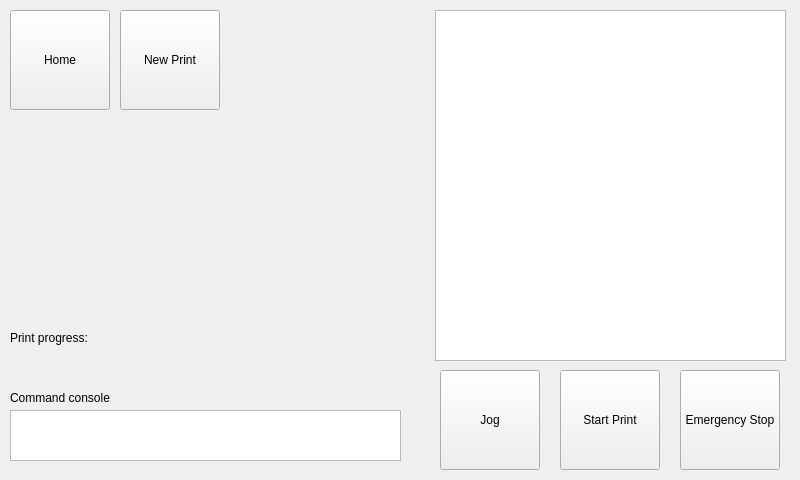
First picture: the form in mainwindow.ui, repository Jacobmose/Bachelor, before the edit.
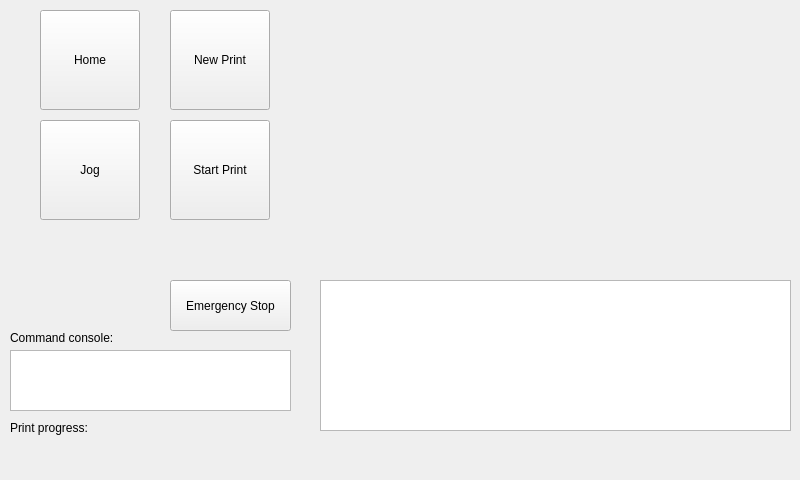
Second picture: the form after the edit. Custom widgets are drawn as their Qt base class.

Commit message:
Added figure browser
Added custom widget browsefigurewidget to display figures stored on sd
card in main window.
Added slot onListItemClicked

Patch:
```diff
--- a/mainwindow.ui
+++ b/mainwindow.ui
@@ -18,16 +18,16 @@
     <property name="geometry">
      <rect>
       <x>10</x>
-      <y>410</y>
-      <width>391</width>
-      <height>51</height>
+      <y>350</y>
+      <width>281</width>
+      <height>61</height>
      </rect>
     </property>
    </widget>
    <widget class="QPushButton" name="btnHome">
     <property name="geometry">
      <rect>
-      <x>10</x>
+      <x>40</x>
       <y>10</y>
       <width>100</width>
       <height>100</height>
@@ -40,7 +40,7 @@
    <widget class="QPushButton" name="btnNewPrint">
     <property name="geometry">
      <rect>
-      <x>120</x>
+      <x>170</x>
       <y>10</y>
       <width>100</width>
       <height>100</height>
@@ -53,10 +53,10 @@
    <widget class="QPushButton" name="btnEmergencyStop">
     <property name="geometry">
      <rect>
-      <x>680</x>
-      <y>370</y>
-      <width>100</width>
-      <height>100</height>
+      <x>170</x>
+      <y>280</y>
+      <width>121</width>
+      <height>51</height>
      </rect>
     </property>
     <property name="text">
@@ -66,8 +66,8 @@
    <widget class="QPushButton" name="btnStartPrint">
     <property name="geometry">
      <rect>
-      <x>560</x>
-      <y>370</y>
+      <x>170</x>
+      <y>120</y>
       <width>100</width>
       <height>100</height>
      </rect>
@@ -79,8 +79,8 @@
    <widget class="QPushButton" name="btnJog">
     <property name="geometry">
      <rect>
-      <x>440</x>
-      <y>370</y>
+      <x>40</x>
+      <y>120</y>
       <width>100</width>
       <height>100</height>
      </rect>
@@ -89,22 +89,12 @@
      <string>Jog</string>
     </property>
    </widget>
-   <widget class="QListWidget" name="lwBrowseFigures">
-    <property name="geometry">
-     <rect>
-      <x>435</x>
-      <y>10</y>
-      <width>351</width>
-      <height>351</height>
-     </rect>
-    </property>
-   </widget>
    <widget class="QWidget" name="verticalLayoutWidget">
     <property name="geometry">
      <rect>
       <x>10</x>
-      <y>350</y>
-      <width>391</width>
+      <y>440</y>
+      <width>781</width>
       <height>31</height>
      </rect>
     </property>
@@ -114,8 +104,8 @@
     <property name="geometry">
      <rect>
       <x>10</x>
-      <y>330</y>
-      <width>101</width>
+      <y>420</y>
+      <width>261</width>
       <height>16</height>
      </rect>
     </property>
@@ -127,8 +117,8 @@
     <property name="geometry">
      <rect>
       <x>10</x>
-      <y>390</y>
-      <width>101</width>
+      <y>330</y>
+      <width>151</width>
       <height>16</height>
      </rect>
     </property>
@@ -136,9 +126,37 @@
      <string>Command console:</string>
     </property>
    </widget>
+   <widget class="BrowseFiguresWidget" name="lwBrowseFigures">
+    <property name="geometry">
+     <rect>
+      <x>320</x>
+      <y>280</y>
+      <width>471</width>
+      <height>151</height>
+     </rect>
+    </property>
+   </widget>
+   <widget class="QWidget" name="verticalLayoutWidget_2">
+    <property name="geometry">
+     <rect>
+      <x>319</x>
+      <y>9</y>
+      <width>471</width>
+      <height>261</height>
+     </rect>
+    </property>
+    <layout class="QVBoxLayout" name="showFigureLayout"/>
+   </widget>
   </widget>
  </widget>
  <layoutdefault spacing="6" margin="11"/>
+ <customwidgets>
+  <customwidget>
+   <class>BrowseFiguresWidget</class>
+   <extends>QListWidget</extends>
+   <header location="global">browsefigureswidget.h</header>
+  </customwidget>
+ </customwidgets>
  <resources/>
  <connections/>
 </ui>
```
Left out of the diff: 2 changed lines with no effect on the pictures. The commit also changes 13 other files.
